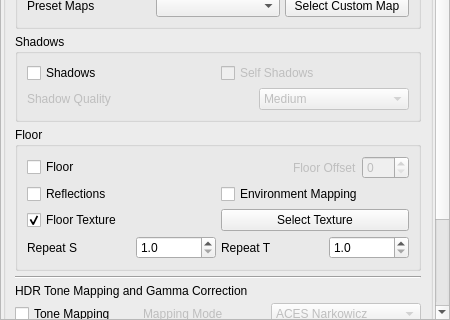
Qt form ui/VisualizationEnvironmentPanel.ui (01Hub/ModelViewer) before a commit; both pictures show x 0 to 450 and y 379 to 699 of the 450 by 699 pixel window.
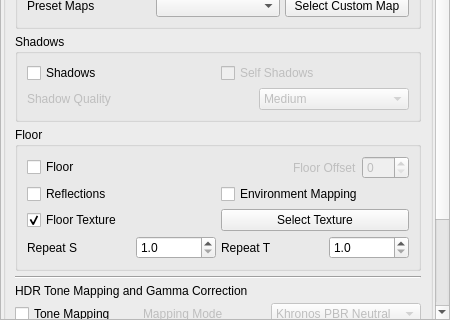
The same form after that commit. Icons and pictures are not drawn.

Commit message:
Change default HDR tone mapping to Khronos PBR Neutral
Reorder HDRToneMapMode enum so KhronosPbrNeutral = 0, matching the new
UI combo box order and making it the application default. Reorder the
shader if/else chain to match. Update GLWidget constructor default
accordingly.

Embed each combo item's enum value in its UserRole data (set in
VisualizationEnvironmentPanel constructor) so the handler reads
itemData() instead of casting the positional index directly — combo
items can be freely reordered in the UI without breaking the mapping.

Patch:
```diff
--- a/ui/VisualizationEnvironmentPanel.ui
+++ b/ui/VisualizationEnvironmentPanel.ui
@@ -115,9 +115,9 @@
       <property name="geometry">
        <rect>
         <x>0</x>
-        <y>0</y>
-        <width>434</width>
-        <height>876</height>
+        <y>-230</y>
+        <width>436</width>
+        <height>886</height>
        </rect>
       </property>
       <layout class="QGridLayout" name="gridLayout">
@@ -753,6 +753,11 @@
                 <height>16777215</height>
                </size>
               </property>
+              <item>
+               <property name="text">
+                <string>Khronos PBR Neutral</string>
+               </property>
+              </item>
               <item>
                <property name="text">
                 <string>ACES Narkowicz</string>
```
Left out of the diff: 5 changed lines with no effect on the pictures. The commit also changes 4 other files.
